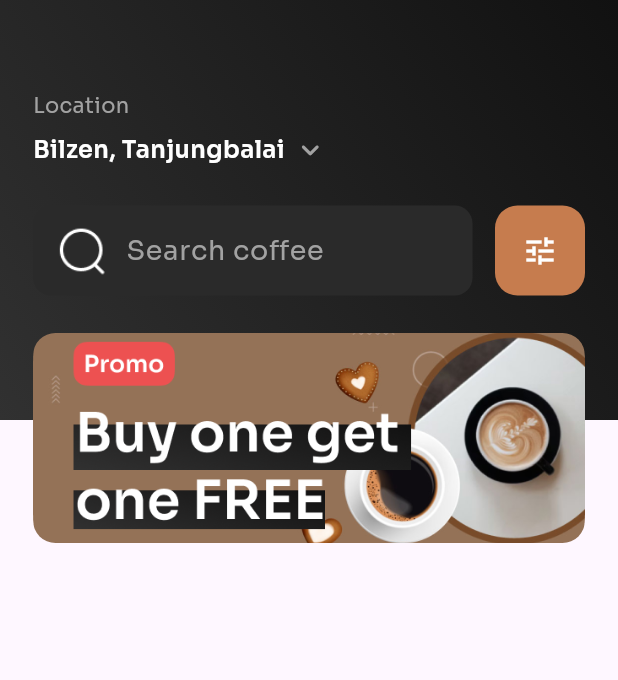
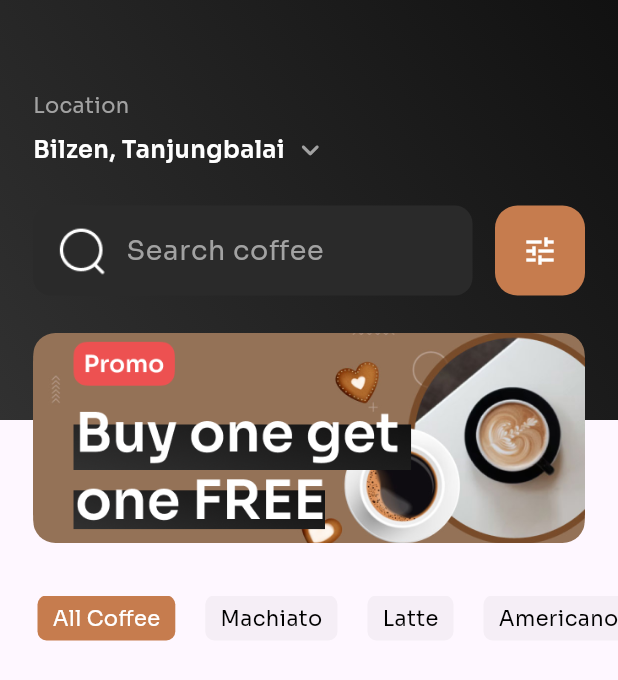
Before and after one commit to nabilmersni/Coffee-Shop-App, a Flutter app: the HomePage widget shown alone on an empty page, opened directly, on a phone screen of 412 x 824 dp. Shown: the top 680 px of the screen. Run offline on Flutter 3.47's test engine with Material 3 defaults, Android fonts, the phone set to English and light mode, and no system bars; our stand-ins replace google_fonts, iconsax.

Commit message:
implement category selector

```diff
--- /dev/null
+++ b/lib/core/common/entities/coffee.dart
@@ -0,0 +1,18 @@
+class Coffee {
+  final String image;
+  final String name;
+  final String type;
+  final double rate;
+  final int review;
+  final String description;
+  final double price;
+  Coffee({
+    required this.image,
+    required this.name,
+    required this.type,
+    required this.rate,
+    required this.review,
+    required this.description,
+    required this.price,
+  });
+}
--- a/lib/core/data/data.dart
+++ b/lib/core/data/data.dart
@@ -1,3 +1,4 @@
+import 'package:coffee_shop_app/core/common/entities/coffee.dart';
 import 'package:coffee_shop_app/features/home/presentation/pages/home_page.dart';
 import 'package:flutter/material.dart';
 import 'package:iconsax/iconsax.dart';
@@ -21,4 +22,64 @@ abstract class AppData {
       'destination': const Center(child: Text('Notification')),
     },
   ];
+
+  static final listOfCoffee = [
+    Coffee(
+      image: 'assets/coffee-shop/coffee4.png',
+      name: 'Caffee Mocha',
+      type: 'Deep Foam',
+      rate: 4.8,
+      review: 230,
+      description:
+          'A delightful mix of espresso, steamed milk, and chocolate syrup, creating a harmonious blend of rich coffee and sweet chocolate flavors. It’s often topped with whipped cream or cocoa powder, making it a favorite for those who love a dessert-like coffee experience.',
+      price: 4.53,
+    ),
+    Coffee(
+      image: 'assets/coffee-shop/coffee3.png',
+      name: 'Flat White',
+      type: 'Espresso',
+      rate: 4.8,
+      review: 20,
+      description:
+          'A smooth coffee crafted with a double shot of espresso and finely textured micro-foamed milk. Its velvety texture and balanced coffee-to-milk ratio make it creamier than a latte yet less foamy than a cappuccino, offering a rich and satisfying coffee experience.',
+      price: 3.53,
+    ),
+    Coffee(
+      image: 'assets/coffee-shop/coffee2.png',
+      name: 'Mocha Fusi',
+      type: 'Ice/Hot',
+      rate: 4.8,
+      review: 170,
+      description:
+          'A creative twist on the classic mocha, blending espresso, milk, and chocolate with unique fusion flavors or toppings. It’s a versatile beverage that often incorporates ingredients like caramel, nuts, or whipped cream, offering a customized and indulgent coffee treat.',
+      price: 8.53,
+    ),
+    Coffee(
+      image: 'assets/coffee-shop/coffee1.png',
+      name: 'Irish Coffee',
+      type: 'Popular',
+      rate: 4.8,
+      review: 200,
+      description:
+          'A warm, indulgent drink combining hot coffee, Irish whiskey, sugar, and a topping of lightly whipped cream. This classic cocktail is both a dessert and a drink, perfect for cozy evenings or special occasions, delivering a blend of bold coffee and smooth whiskey flavors.',
+      price: 5.53,
+    ),
+    Coffee(
+      image: 'assets/coffee-shop/coffee5.png',
+      name: 'Affogato',
+      type: 'Creamy',
+      rate: 4.8,
+      review: 100,
+      description:
+          'A delightful Italian dessert-coffee hybrid, the affogato consists of a scoop of creamy vanilla gelato or ice cream “drowned” with a shot of hot espresso. The contrast of hot and cold creates a rich, velvety treat that’s perfect as a dessert or a sweet pick-me-up.',
+      price: 5.53,
+    ),
+  ];
+  static final coffeeCategories = [
+    'All Coffee',
+    'Machiato',
+    'Latte',
+    'Americano',
+    'Cappuccino',
+  ];
 }
--- a/lib/features/home/presentation/pages/home_page.dart
+++ b/lib/features/home/presentation/pages/home_page.dart
@@ -1,3 +1,4 @@
+import 'package:coffee_shop_app/features/home/presentation/widgets/category_selector.dart';
 import 'package:coffee_shop_app/features/home/presentation/widgets/header.dart';
 import 'package:flutter/material.dart';
 
@@ -27,6 +28,8 @@ class HomePage extends StatelessWidget {
             const Header(),
           ],
         ),
+        const SizedBox(height: 35),
+        const CategorySelector()
       ],
     );
   }
--- a/lib/features/home/presentation/widgets/category_selector.dart
+++ b/lib/features/home/presentation/widgets/category_selector.dart
@@ -1,3 +1,5 @@
+import 'package:coffee_shop_app/core/data/data.dart';
+import 'package:coffee_shop_app/core/theme/colors.dart';
 import 'package:flutter/material.dart';
 
 class CategorySelector extends StatefulWidget {
@@ -8,8 +10,47 @@ class CategorySelector extends StatefulWidget {
 }
 
 class _CategorySelectorState extends State<CategorySelector> {
+  int selectedCategory = 0;
   @override
   Widget build(BuildContext context) {
-    return const Placeholder();
+    return SizedBox(
+      height: 30,
+      child: ListView.builder(
+        scrollDirection: Axis.horizontal,
+        physics: const BouncingScrollPhysics(),
+        itemCount: AppData.coffeeCategories.length,
+        itemBuilder: (context, index) {
+          final category = AppData.coffeeCategories[index];
+          return GestureDetector(
+            onTap: () {
+              setState(() {
+                selectedCategory = index;
+              });
+            },
+            child: Container(
+              padding: const EdgeInsets.symmetric(horizontal: 10),
+              margin: EdgeInsets.only(
+                left: index == 0 ? 25 : 10,
+                right: index == AppData.coffeeCategories.length ? 25 : 10,
+              ),
+              alignment: Alignment.center,
+              decoration: BoxDecoration(
+                borderRadius: BorderRadius.circular(6),
+                color: selectedCategory == index
+                    ? AppColors.xprimaryColor
+                    : AppColors.xsecondaryColor.withOpacity(0.1),
+              ),
+              child: Text(
+                category,
+                style: TextStyle(
+                  color:
+                      selectedCategory == index ? Colors.white : Colors.black,
+                ),
+              ),
+            ),
+          );
+        },
+      ),
+    );
   }
 }
```
